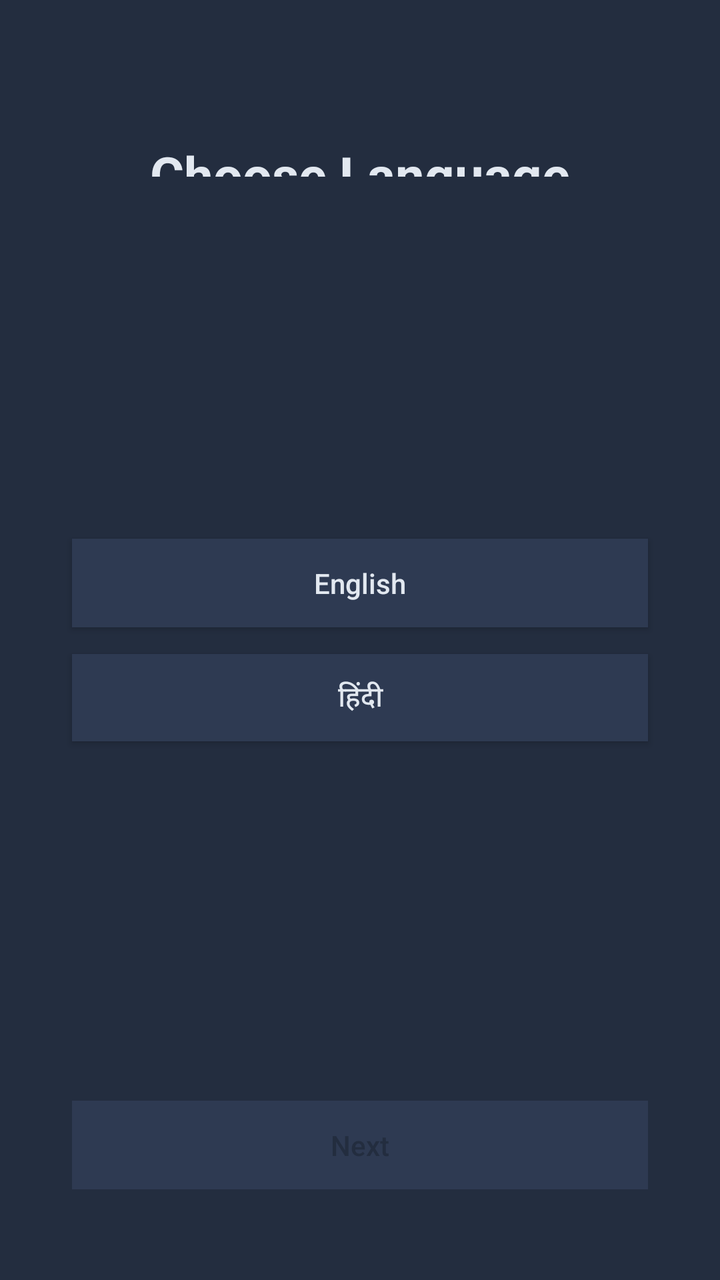
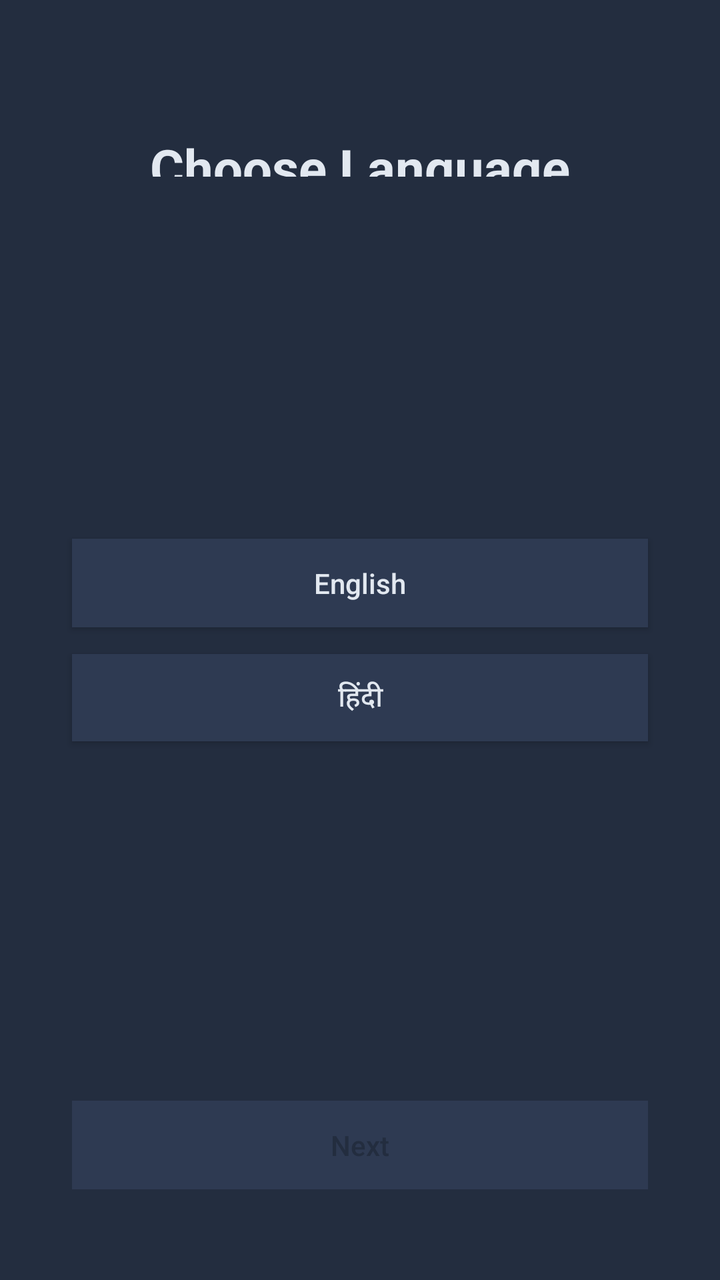

Screens rendered from an Android XML layout before and after an edit, with the pre-edit source and the edit as a unified diff.
<!-- AndroidManifest.xml: activity theme Theme.NihalHome -->
<!-- res/layout/activity_language_selection.xml -->
<?xml version="1.0" encoding="utf-8"?>
<androidx.constraintlayout.widget.ConstraintLayout xmlns:android="http://schemas.android.com/apk/res/android"
    xmlns:app="http://schemas.android.com/apk/res-auto"
    android:layout_width="match_parent"
    android:layout_height="match_parent"
    android:background="@color/onboarding_background">

    
    <androidx.constraintlayout.widget.Guideline
        android:id="@+id/guidelineLeft"
        android:layout_width="wrap_content"
        android:layout_height="wrap_content"
        android:orientation="vertical"
        app:layout_constraintGuide_percent="0.10" />

    <androidx.constraintlayout.widget.Guideline
        android:id="@+id/guidelineRight"
        android:layout_width="wrap_content"
        android:layout_height="wrap_content"
        android:orientation="vertical"
        app:layout_constraintGuide_percent="0.90" />

    
    
    <androidx.constraintlayout.widget.Guideline
        android:id="@+id/guidelineTitleTop"
        android:layout_width="wrap_content"
        android:layout_height="wrap_content"
        android:orientation="horizontal"
        app:layout_constraintGuide_percent="0.109" />

    
    <androidx.constraintlayout.widget.Guideline
        android:id="@+id/guidelineTitleBottom"
        android:layout_width="wrap_content"
        android:layout_height="wrap_content"
        android:orientation="horizontal"
        app:layout_constraintGuide_percent="0.138" />

    
    <androidx.constraintlayout.widget.Guideline
        android:id="@+id/guidelineEnglishTop"
        android:layout_width="wrap_content"
        android:layout_height="wrap_content"
        android:orientation="horizontal"
        app:layout_constraintGuide_percent="0.421" />

    
    <androidx.constraintlayout.widget.Guideline
        android:id="@+id/guidelineEnglishBottom"
        android:layout_width="wrap_content"
        android:layout_height="wrap_content"
        android:orientation="horizontal"
        app:layout_constraintGuide_percent="0.490" />

    
    <androidx.constraintlayout.widget.Guideline
        android:id="@+id/guidelineHindiTop"
        android:layout_width="wrap_content"
        android:layout_height="wrap_content"
        android:orientation="horizontal"
        app:layout_constraintGuide_percent="0.511" />

    
    <androidx.constraintlayout.widget.Guideline
        android:id="@+id/guidelineHindiBottom"
        android:layout_width="wrap_content"
        android:layout_height="wrap_content"
        android:orientation="horizontal"
        app:layout_constraintGuide_percent="0.579" />

    
    <androidx.constraintlayout.widget.Guideline
        android:id="@+id/guidelineNextTop"
        android:layout_width="wrap_content"
        android:layout_height="wrap_content"
        android:orientation="horizontal"
        app:layout_constraintGuide_percent="0.860" />

    
    <androidx.constraintlayout.widget.Guideline
        android:id="@+id/guidelineNextBottom"
        android:layout_width="wrap_content"
        android:layout_height="wrap_content"
        android:orientation="horizontal"
        app:layout_constraintGuide_percent="0.929" />

    <TextView
        android:id="@+id/textChooseLanguage"
        android:layout_width="0dp"
        android:layout_height="0dp"
        android:gravity="center"
        android:text="@string/choose_language_title"
        android:textColor="@color/onboarding_heading"
        android:textSize="26sp"
        android:textStyle="bold"
        app:autoSizeTextType="uniform"
        app:autoSizeMinTextSize="12sp"
        app:autoSizeMaxTextSize="26sp"
        app:layout_constraintStart_toStartOf="parent"
        app:layout_constraintEnd_toEndOf="parent"
        app:layout_constraintTop_toBottomOf="@id/guidelineTitleTop"
        app:layout_constraintBottom_toTopOf="@id/guidelineTitleBottom" />

    <Button
        android:id="@+id/buttonEnglish"
        android:layout_width="0dp"
        android:layout_height="0dp"
        android:background="@color/onboarding_button_unselected"
        android:text="@string/language_english"
        android:textColor="@color/onboarding_heading"
        android:textAllCaps="false"
        android:elevation="0dp"
        app:layout_constraintStart_toStartOf="@id/guidelineLeft"
        app:layout_constraintEnd_toEndOf="@id/guidelineRight"
        app:layout_constraintTop_toBottomOf="@id/guidelineEnglishTop"
        app:layout_constraintBottom_toTopOf="@id/guidelineEnglishBottom" />

    <Button
        android:id="@+id/buttonHindiUrdu"
        android:layout_width="0dp"
        android:layout_height="0dp"
        android:background="@color/onboarding_button_unselected"
        android:text="@string/language_hindi_urdu"
        android:textColor="@color/onboarding_heading"
        android:textAllCaps="false"
        android:elevation="0dp"
        app:layout_constraintStart_toStartOf="@id/guidelineLeft"
        app:layout_constraintEnd_toEndOf="@id/guidelineRight"
        app:layout_constraintTop_toBottomOf="@id/guidelineHindiTop"
        app:layout_constraintBottom_toTopOf="@id/guidelineHindiBottom" />

    <Button
        android:id="@+id/buttonNext"
        android:layout_width="0dp"
        android:layout_height="0dp"
        android:background="@color/onboarding_button_unselected"
        android:enabled="false"
        android:text="@string/action_next"
        android:textColor="@color/onboarding_button_text"
        android:textAllCaps="false"
        android:elevation="0dp"
        app:layout_constraintStart_toStartOf="@id/guidelineLeft"
        app:layout_constraintEnd_toEndOf="@id/guidelineRight"
        app:layout_constraintTop_toBottomOf="@id/guidelineNextTop"
        app:layout_constraintBottom_toTopOf="@id/guidelineNextBottom" />

</androidx.constraintlayout.widget.ConstraintLayout>
<!-- resources referenced by this layout -->
<resources>
  <color name="onboarding_background">#232D3F</color>
  <color name="onboarding_button_text">#232D3F</color>
  <color name="onboarding_button_unselected">#2E3A52</color>
  <color name="onboarding_heading">#E2E8F0</color>
  <string name="action_next">Next</string>
  <string name="choose_language_title">Choose Language</string>
  <string name="language_english">English</string>
  <string name="language_hindi_urdu">हिंदी</string>
  <style name="Theme.NihalHome" parent="android:Theme.Material.Light.NoActionBar">
          <item name="android:windowBackground">@android:color/white</item>
          <item name="android:statusBarColor">@android:color/white</item>
          <item name="android:navigationBarColor">@android:color/white</item>
          <item name="android:windowLightStatusBar">true</item>
      </style>
</resources>

<!-- the commit's change to res/layout/activity_language_selection.xml (unified diff, before → after) -->
@@ -90,13 +90,16 @@
         android:layout_width="0dp"
         android:layout_height="0dp"
         android:gravity="center"
+        android:includeFontPadding="false"
+        android:maxLines="1"
         android:text="@string/choose_language_title"
         android:textColor="@color/onboarding_heading"
         android:textSize="26sp"
         android:textStyle="bold"
         app:autoSizeTextType="uniform"
-        app:autoSizeMinTextSize="12sp"
+        app:autoSizeMinTextSize="1sp"
         app:autoSizeMaxTextSize="26sp"
+        app:autoSizeStepGranularity="0.1sp"
         app:layout_constraintStart_toStartOf="parent"
         app:layout_constraintEnd_toEndOf="parent"
         app:layout_constraintTop_toBottomOf="@id/guidelineTitleTop"
